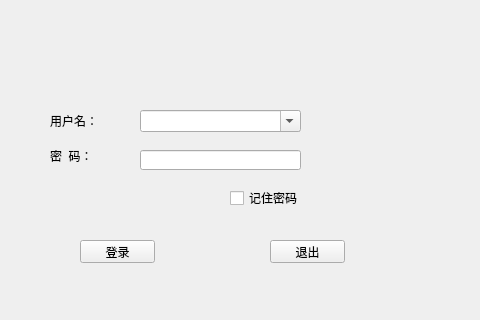
Qt form upperMonitor/RfidWindow/View/login.ui (fsyv/Rfid) before a commit.
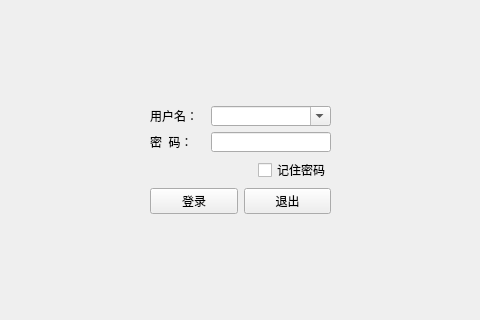
The same form after that commit.

What changed in the file:
```diff
--- a/upperMonitor/RfidWindow/View/login.ui
+++ b/upperMonitor/RfidWindow/View/login.ui
@@ -13,97 +13,170 @@
   <property name="windowTitle">
    <string>Form</string>
   </property>
+  <layout class="QGridLayout" name="gridLayout">
+   <item row="0" column="1">
+    <spacer name="verticalSpacer_2">
+     <property name="orientation">
+      <enum>Qt::Vertical</enum>
+     </property>
+     <property name="sizeHint" stdset="0">
+      <size>
+       <width>20</width>
+       <height>86</height>
+      </size>
+     </property>
+    </spacer>
+   </item>
+   <item row="1" column="0">
+    <spacer name="horizontalSpacer_3">
+     <property name="orientation">
+      <enum>Qt::Horizontal</enum>
+     </property>
+     <property name="sizeHint" stdset="0">
+      <size>
+       <width>128</width>
+       <height>20</height>
+      </size>
+     </property>
+    </spacer>
+   </item>
+   <item row="1" column="1">
+    <layout class="QVBoxLayout" name="verticalLayout_2">
+     <item>
+      <layout class="QVBoxLayout" name="verticalLayout">
+       <item>
+        <layout class="QHBoxLayout" name="horizontalLayout">
+         <item>
   <widget class="QLabel" name="userNameLabel">
-   <property name="geometry">
-    <rect>
-     <x>50</x>
-     <y>110</y>
-     <width>81</width>
-     <height>21</height>
-    </rect>
-   </property>
    <property name="text">
     <string>用户名：</string>
    </property>
   </widget>
-  <widget class="QLabel" name="userPassLabel">
-   <property name="geometry">
-    <rect>
-     <x>50</x>
-     <y>150</y>
-     <width>54</width>
-     <height>12</height>
-    </rect>
-   </property>
-   <property name="text">
-    <string>密  码：</string>
-   </property>
-  </widget>
+         </item>
+         <item>
   <widget class="QComboBox" name="userNameComboBox">
-   <property name="geometry">
-    <rect>
-     <x>140</x>
-     <y>110</y>
-     <width>161</width>
-     <height>22</height>
-    </rect>
+           <property name="minimumSize">
+            <size>
+             <width>120</width>
+             <height>20</height>
+            </size>
+           </property>
+           <property name="maximumSize">
+            <size>
+             <width>120</width>
+             <height>20</height>
+            </size>
    </property>
    <property name="editable">
     <bool>true</bool>
    </property>
   </widget>
+         </item>
+        </layout>
+       </item>
+       <item>
+        <layout class="QHBoxLayout" name="horizontalLayout_2">
+         <item>
+          <widget class="QLabel" name="userPassLabel">
+           <property name="text">
+            <string>密  码：</string>
+           </property>
+          </widget>
+         </item>
+         <item>
   <widget class="QLineEdit" name="userPassLineEdit">
-   <property name="geometry">
-    <rect>
-     <x>140</x>
-     <y>150</y>
-     <width>161</width>
+           <property name="minimumSize">
+            <size>
+             <width>60</width>
      <height>20</height>
-    </rect>
+            </size>
+           </property>
+           <property name="maximumSize">
+            <size>
+             <width>120</width>
+             <height>20</height>
+            </size>
    </property>
    <property name="echoMode">
     <enum>QLineEdit::Password</enum>
    </property>
   </widget>
-  <widget class="QPushButton" name="LoginPushButton">
-   <property name="geometry">
-    <rect>
-     <x>80</x>
-     <y>240</y>
-     <width>75</width>
-     <height>23</height>
-    </rect>
-   </property>
-   <property name="text">
-    <string>登录</string>
-   </property>
-  </widget>
+         </item>
+        </layout>
+       </item>
+      </layout>
+     </item>
+     <item>
+      <layout class="QHBoxLayout" name="horizontalLayout_3">
+       <item>
+        <spacer name="horizontalSpacer">
+         <property name="orientation">
+          <enum>Qt::Horizontal</enum>
+         </property>
+         <property name="sizeHint" stdset="0">
+          <size>
+           <width>108</width>
+           <height>20</height>
+          </size>
+         </property>
+        </spacer>
+       </item>
+       <item>
   <widget class="QCheckBox" name="RememberCheckBox">
-   <property name="geometry">
-    <rect>
-     <x>230</x>
-     <y>190</y>
-     <width>71</width>
-     <height>16</height>
-    </rect>
-   </property>
    <property name="text">
     <string>记住密码</string>
    </property>
   </widget>
+       </item>
+      </layout>
+     </item>
+     <item>
+      <layout class="QHBoxLayout" name="horizontalLayout_4">
+       <item>
+        <widget class="QPushButton" name="LoginPushButton">
+         <property name="text">
+          <string>登录</string>
+         </property>
+        </widget>
+       </item>
+       <item>
   <widget class="QPushButton" name="exitPushButton">
-   <property name="geometry">
-    <rect>
-     <x>270</x>
-     <y>240</y>
-     <width>75</width>
-     <height>23</height>
-    </rect>
-   </property>
    <property name="text">
     <string>退出</string>
    </property>
   </widget>
+       </item>
+      </layout>
+     </item>
+    </layout>
+   </item>
+   <item row="1" column="2">
+    <spacer name="horizontalSpacer_2">
+     <property name="orientation">
+      <enum>Qt::Horizontal</enum>
+     </property>
+     <property name="sizeHint" stdset="0">
+      <size>
+       <width>127</width>
+       <height>20</height>
+      </size>
+     </property>
+    </spacer>
+   </item>
+   <item row="2" column="1">
+    <spacer name="verticalSpacer">
+     <property name="orientation">
+      <enum>Qt::Vertical</enum>
+     </property>
+     <property name="sizeHint" stdset="0">
+      <size>
+       <width>20</width>
+       <height>85</height>
+      </size>
+     </property>
+    </spacer>
+   </item>
+  </layout>
  </widget>
  <tabstops>
   <tabstop>userNameComboBox</tabstop>
```
Left out of the diff: 1 changed line with no effect on the pictures. Lines whose indentation alone changed are shown as unchanged.
